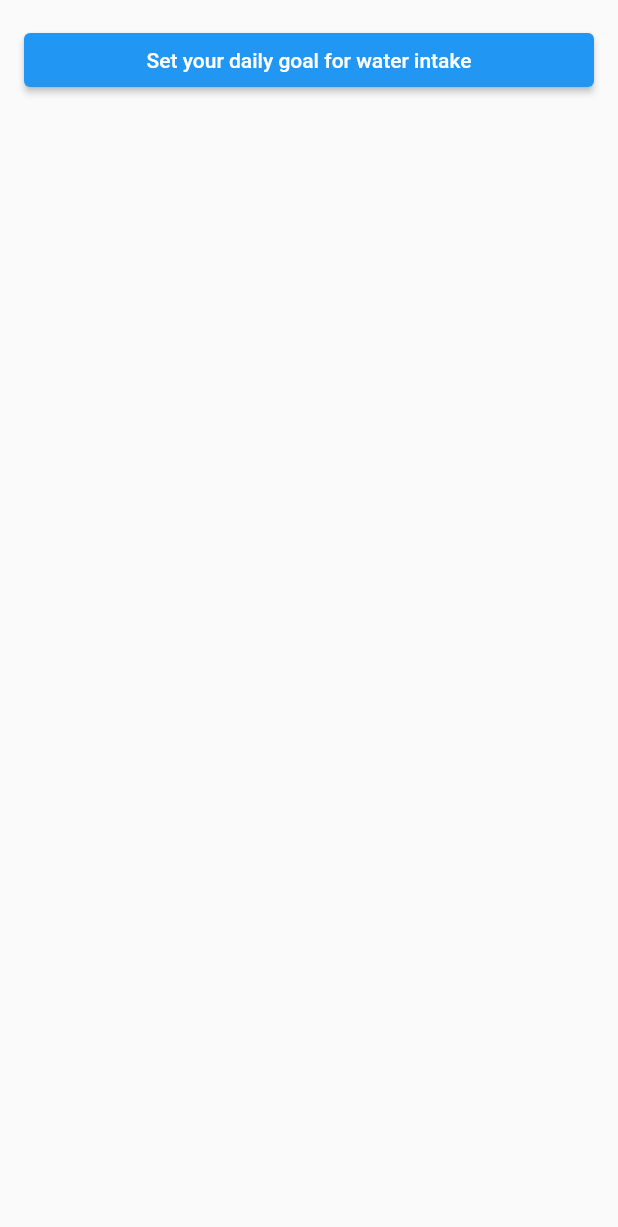
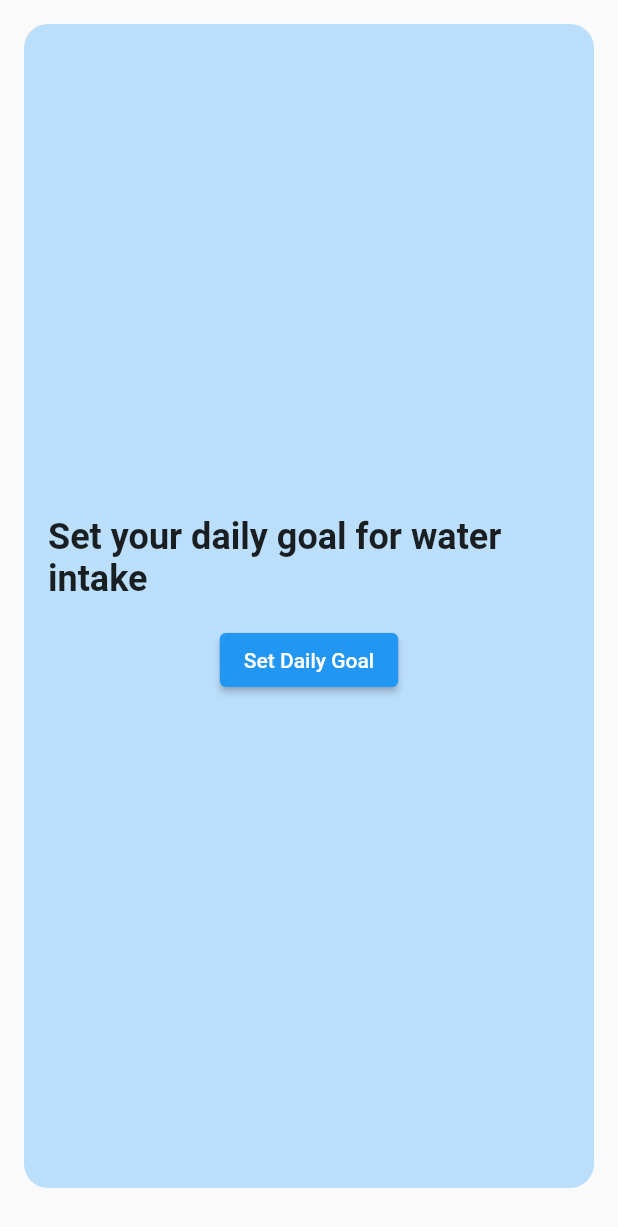
Before and after one commit to HC-DevE/Flutter-projects, a Flutter app: the HydratationPage screen opened directly, on a phone screen of 412 x 824 dp. Shown: the top 1227 px of the screen. Run offline on Flutter 3.47's test engine with Material 2 defaults, Android fonts, the phone set to English and light mode, and no system bars; our stand-ins replace dots_indicator, firebase_auth, firebase_core, get, google_fonts, google_nav_bar and 2 more; accounts and stored records are empty.

Commit message:
fix bugs add water screen

```diff
--- a/watintake_dribble_design/lib/screens/home/homepage_screen.dart
+++ b/watintake_dribble_design/lib/screens/home/homepage_screen.dart
@@ -57,6 +57,7 @@ class _HomePageScreenState extends State<HomePageScreen> {
         ),
         Center(
           child: Container(
+
             height: 150,
             width: 250,
             margin: const EdgeInsets.only(top: 20),
@@ -65,6 +66,7 @@ class _HomePageScreenState extends State<HomePageScreen> {
               color: const Color(0xff70BDF2),
               borderRadius: BorderRadius.circular(10),
             ),
+
             child: Column(
               mainAxisAlignment: MainAxisAlignment.center,
               children: const [
@@ -75,6 +77,7 @@ class _HomePageScreenState extends State<HomePageScreen> {
                     fontWeight: FontWeight.bold,
                     color: Colors.white,
                   ),
+
                 ),
                 SizedBox(height: 10),
                 Text(
--- a/watintake_dribble_design/lib/screens/nutrition/water_screen.dart
+++ b/watintake_dribble_design/lib/screens/nutrition/water_screen.dart
@@ -14,6 +14,7 @@ class HydratationPage extends StatefulWidget {
 class _HydratationPageState extends State<HydratationPage> {
   double? dailyGoal;
   double? currentWater = 0;
+  String? unit;
 
   void _loadDailyGoal() async {
     final prefs = await SharedPreferences.getInstance();
@@ -25,11 +26,23 @@ void _loadDailyGoal() async {
     }
   }
 
+  void _loadunit() async {
+    final prefs = await SharedPreferences.getInstance();
+    final unit = prefs.getString('unit');
+    if (unit != null) {
+      setState(() {
+        this.unit = unit;
+      });
+    }
+  }
+
   @override
   void initState() {
     super.initState();
     // _loadDailyGoal();
+    // _loadunit();
   }
+
 
 @override
 Widget build(BuildContext context) {
@@ -45,9 +58,35 @@ void _loadDailyGoal() async {
                   currentWater: currentWater!, dailyGoal: dailyGoal!),
             ),
           if (dailyGoal == null)
+            Expanded(
+              child: Container(
+                decoration: BoxDecoration(
+                  color: Colors.blue[100],
+                  borderRadius: BorderRadius.circular(16),
+                ),
+                child: Padding(
+                  padding: const EdgeInsets.all(16),
+                  child: Center(
+                    child: Column(
+                      mainAxisAlignment: MainAxisAlignment.center,
+                      children: [
+                        const Text(
+                          'Set your daily goal for water intake',
+                          style: TextStyle(
+                            fontSize: 24,
+                            fontWeight: FontWeight.bold
+                          ),
+                        ),
+                        const SizedBox(height: 16),
                         ElevatedButton(
                           onPressed: () => _dialogBuilder(context),
-                child: const Text('Set your daily goal for water intake'),
+                          child: const Text('Set Daily Goal'),
+                        ),
+                      ],
+                    ),
+                  ),
+                ),
+              ),
             ),
           const SizedBox(height: 16),
           if (dailyGoal != null)
@@ -69,7 +108,7 @@ void _loadDailyGoal() async {
                       ),
                       const SizedBox(height: 16),
                       Text(
-                          '${currentWater?.toStringAsFixed(1) ?? '0'} oz',
+                        '${currentWater?.toStringAsFixed(1) ?? '0'} $unit',
                         style: const TextStyle(
                             fontSize: 36, fontWeight: FontWeight.bold),
                       ),
@@ -98,6 +137,7 @@ void _loadDailyGoal() async {
   );
 }
 
+
   Future<void> _dialogBuilder(BuildContext context) async {
     final result = await showDialog<Map<String, dynamic>>(
       context: context,
@@ -108,6 +148,7 @@ void _loadDailyGoal() async {
     if (result != null) {
       setState(() {
         dailyGoal = result['dailyGoal'];
+        unit = result['unit'];
       });
     }
   }
@@ -122,7 +163,7 @@ void _loadDailyGoal() async {
         content: TextField(
           keyboardType: TextInputType.numberWithOptions(decimal: true),
           decoration: const InputDecoration(
-              hintText: 'Enter amount in ounces',
+            hintText: 'Enter amount ',
             labelText: 'Amount',
           ),
           onChanged: (value) {
@@ -139,7 +180,7 @@ void _loadDailyGoal() async {
           ElevatedButton(
             onPressed: () {
               setState(() {
-                  currentWater = amount;
+                currentWater = currentWater! + amount!;
               });
               Navigator.pop(context);
             },
@@ -150,7 +191,6 @@ void _loadDailyGoal() async {
     },
   );
 }
-
   Future<void> _showAddOtherDialog(BuildContext context) async {
     double? amount = currentWater;
     final result = await showDialog<Map<String, dynamic>>(
```
Also changed, not shown: watintake_dribble_design/pubspec.lock, 1 other file. Lines whose indentation alone changed are shown as unchanged.
